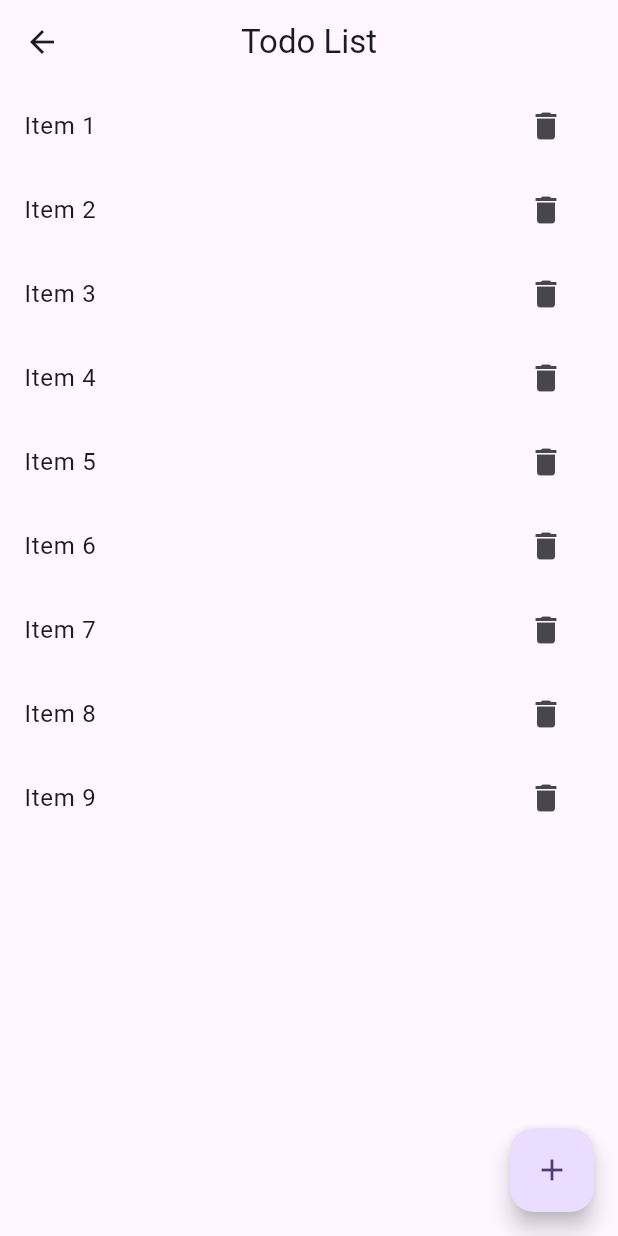
After one commit to theabdulraffay/bloc_state_management, a Flutter app: the TodoList screen opened directly, after a tap on the "add" icon, after a tap on the "delete" icon, on a phone screen of 412 x 824 dp. The commit adds this screen. Run offline on Flutter 3.47's test engine with Material 3 defaults, Android fonts, the phone set to English and light mode, and no system bars; our stand-ins replace equatable, flutter_bloc, image_picker.

Commit message:
TodoList added

```diff
--- /dev/null
+++ b/lib/Todo List/Screens/todo_list.dart
@@ -0,0 +1,67 @@
+import 'package:flutter/material.dart';
+import 'package:flutter_bloc/flutter_bloc.dart';
+
+import '../bloc/todo_bloc.dart';
+
+class TodoList extends StatefulWidget {
+  const TodoList({super.key});
+
+  @override
+  State<TodoList> createState() => _TodoListState();
+}
+
+class _TodoListState extends State<TodoList> {
+  @override
+  Widget build(BuildContext context) {
+    return Scaffold(
+      appBar: AppBar(
+        title: const Text('Todo List'),
+        centerTitle: true,
+      ),
+      body: BlocBuilder<TodoBloc, TodoState>(
+        builder: (context, state) {
+          if (state.todoList.isEmpty) {
+            return const Center(
+              child: Text('No items found'),
+            );
+          }
+          return ListView.builder(
+            itemCount: state.todoList.length,
+            itemBuilder: (context, index) {
+              return ListTile(
+                title: Text('Item ${state.todoList[index]}'),
+                trailing: IconButton(
+                  icon: const Icon(
+                    Icons.delete,
+                  ),
+                  onPressed: () {
+                    context.read<TodoBloc>().add(
+                          RemoveTodoEvent(
+                            task: state.todoList[index],
+                          ),
+                        );
+                  },
+                ),
+                onTap: () {
+                  // Handle item tap
+                },
+              );
+            },
+          );
+        },
+      ),
+      floatingActionButton: FloatingActionButton(
+        child: const Icon(Icons.add),
+        onPressed: () {
+          for (int i = 0; i < 10; i++) {
+            context.read<TodoBloc>().add(
+                  AddTodoEvent(
+                    todoText: '$i',
+                  ),
+                );
+          }
+        },
+      ),
+    );
+  }
+}
--- /dev/null
+++ b/lib/Todo List/bloc/todo_bloc.dart
@@ -0,0 +1,28 @@
+import 'package:equatable/equatable.dart';
+import 'package:flutter_bloc/flutter_bloc.dart';
+
+part 'todo_event.dart';
+part 'todo_state.dart';
+
+class TodoBloc extends Bloc<TodoEvent, TodoState> {
+  TodoBloc() : super(const TodoState()) {
+    on<AddTodoEvent>(addTodo);
+    on<RemoveTodoEvent>(removeTodo);
+  }
+
+  final List<String> todosList = [];
+
+  void addTodo(AddTodoEvent event, Emitter<TodoState> emit) {
+    todosList.add(event.todoText);
+    emit(state.copyWith(
+      todosList: List.from(todosList),
+    ));
+  }
+
+  void removeTodo(RemoveTodoEvent event, Emitter<TodoState> emit) {
+    todosList.remove(event.task);
+    emit(state.copyWith(
+      todosList: List.from(todosList),
+    ));
+  }
+}
--- /dev/null
+++ b/lib/Todo List/bloc/todo_event.dart
@@ -0,0 +1,20 @@
+part of 'todo_bloc.dart';
+
+sealed class TodoEvent extends Equatable {
+  const TodoEvent();
+}
+
+class AddTodoEvent extends TodoEvent {
+  final String todoText;
+  const AddTodoEvent({required this.todoText});
+  @override
+  List<Object> get props => [todoText];
+}
+
+class RemoveTodoEvent extends TodoEvent {
+  final Object task;
+  const RemoveTodoEvent({required this.task});
+
+  @override
+  List<Object> get props => [task];
+}
--- /dev/null
+++ b/lib/Todo List/bloc/todo_state.dart
@@ -0,0 +1,15 @@
+part of 'todo_bloc.dart';
+
+class TodoState extends Equatable {
+  const TodoState({this.todoList = const []});
+  final List<String> todoList;
+
+  @override
+  List<Object> get props => [todoList];
+
+  TodoState copyWith({List<String>? todosList}) {
+    return TodoState(
+      todoList: todosList ?? todoList,
+    );
+  }
+}
--- a/lib/main.dart
+++ b/lib/main.dart
@@ -1,5 +1,7 @@
 import 'package:bloc_state_management/ImagePicker/bloc/image_picker_bloc.dart';
 import 'package:bloc_state_management/Multi%20Bloc/bloc/switch_example_bloc.dart';
+import 'package:bloc_state_management/Todo%20List/Screens/todo_list.dart';
+import 'package:bloc_state_management/Todo%20List/bloc/todo_bloc.dart';
 // import 'package:bloc_state_management/UI/counter_screen.dart';
 import 'package:flutter/material.dart';
 import 'package:flutter_bloc/flutter_bloc.dart';
@@ -23,6 +25,7 @@ class MyApp extends StatelessWidget {
         BlocProvider(create: (_) => SwitchExampleBloc()),
         BlocProvider(create: (context) => CounterBloc()),
         BlocProvider(create: (_) => ImagePickerBloc(ImagePickerUtils())),
+        BlocProvider(create: (_) => TodoBloc())
       ],
       child: MaterialApp(
         title: 'Flutter Demo',
@@ -32,6 +35,7 @@ class MyApp extends StatelessWidget {
         ),
         // home: const MultiBlocScreen(),
         home: const ImagePickerScreen(),
+        // home: const TodoList(),
       ),
     );
   }
```
